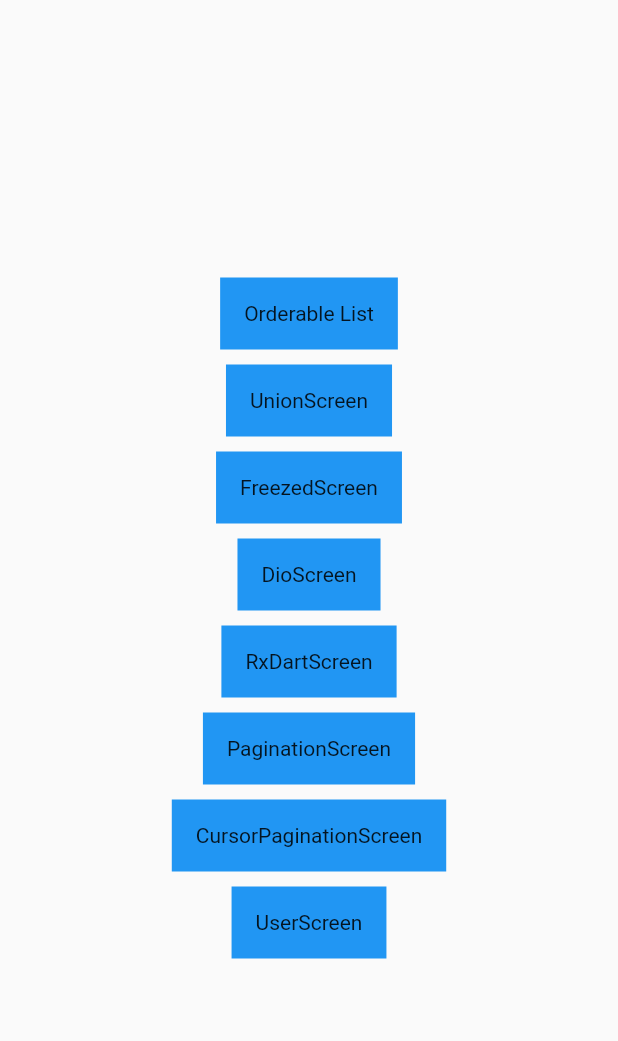
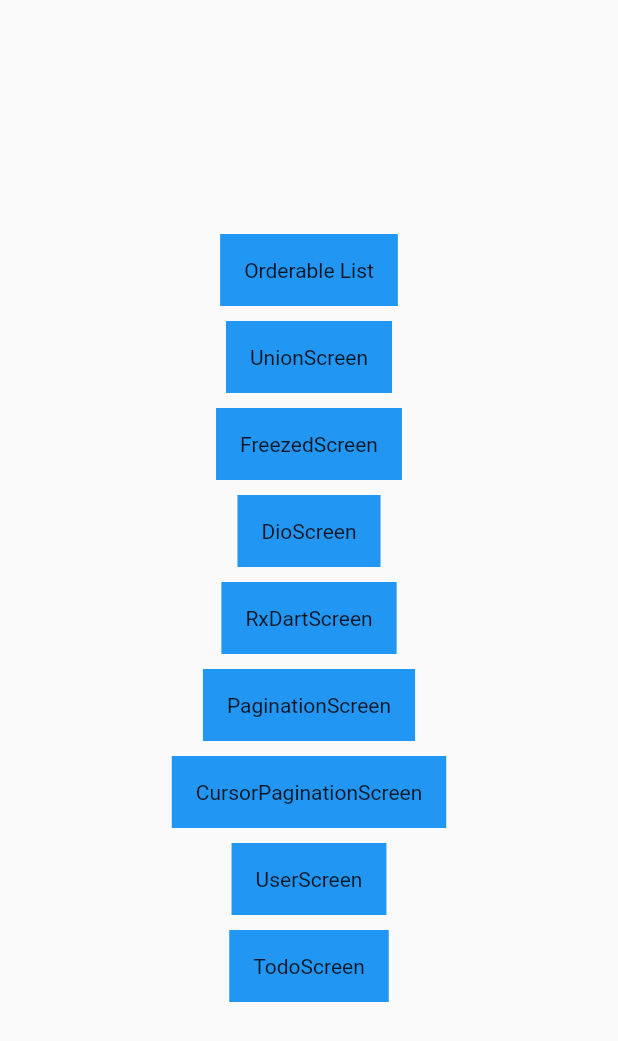
Before and after one commit to pyowonsik/flutter_practice, a Flutter app: the screen it shows after launch, on a phone screen of 412 x 824 dp. Shown: the top 1041 px of the screen. Run offline on Flutter 3.47's test engine with Material 2 defaults, Android fonts, the phone set to English and light mode, and no system bars; our stand-ins replace dio, flutter_secure_storage, freezed_annotation, go_router, rxdart.

Commit message:
feat : todo model

```diff
--- a/lib/app.dart
+++ b/lib/app.dart
@@ -99,6 +99,17 @@ class App extends StatelessWidget {
               child: const Text('UserScreen'),
             ),
           ),
+          const SizedBox(height: 10),
+          InkWell(
+            onTap: () {
+              context.go('/todo_screen');
+            },
+            child: Container(
+              color: Colors.blue,
+              padding: const EdgeInsets.all(16),
+              child: const Text('TodoScreen'),
+            ),
+          ),
         ],
       ),
     );
--- a/lib/main.dart
+++ b/lib/main.dart
@@ -1,4 +1,5 @@
 import 'package:flutter/material.dart';
+import 'package:flutter_practice/src/todo/todo_screen.dart';
 import 'package:flutter_practice/src/user/user_screen.dart';
 
 import 'package:go_router/go_router.dart';
@@ -64,6 +65,10 @@ class MyApp extends StatelessWidget {
           path: "/user_screen",
           builder: (_, state) => const UserScreen(),
         ),
+        GoRoute(
+          path: "/todo_screen",
+          builder: (_, state) => const TodoScreen(),
+        ),
       ],
     );
     return MaterialApp.router(
--- a/lib/src/user/user_screen.dart
+++ b/lib/src/user/user_screen.dart
@@ -15,7 +15,7 @@ class UserScreen extends StatefulWidget {
 
 class _UserScreenState extends State<UserScreen> {
   final dio = Dio();
-  List<User> items = [];
+  late List<User> items;
 
   @override
   void initState() {
```
Also changed, not shown: lib/src/todo/model/todo.dart (added, +15 -0 lines), lib/src/todo/todo_screen.dart (added, +48 -0 lines), lib/src/todo/model/todo.freezed.dart (added), lib/src/todo/model/todo.g.dart (added).
